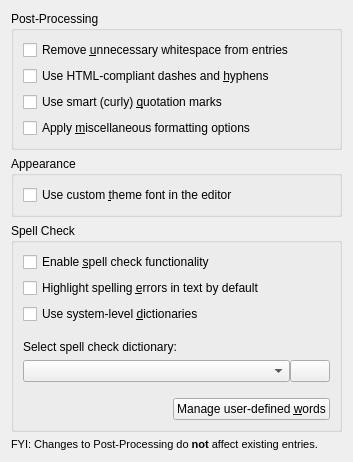
pwizard2/robojournal, file ui/configurationeditor.ui: the form before one commit.
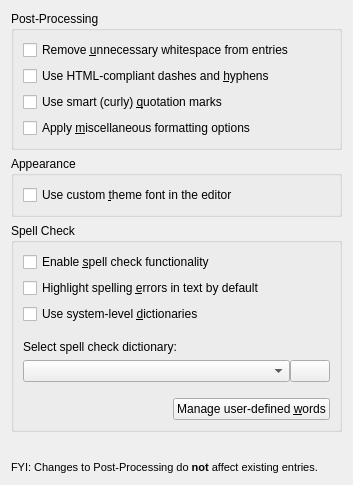
The form after the commit. Icons and pictures are not drawn.

Diff of the .ui file:
```diff
--- a/ui/configurationeditor.ui
+++ b/ui/configurationeditor.ui
@@ -7,7 +7,7 @@
     <x>0</x>
     <y>0</y>
     <width>353</width>
-    <height>452</height>
+    <height>485</height>
    </rect>
   </property>
   <property name="windowTitle">
```
Left out of the diff: 3 changed lines with no effect on the pictures.
